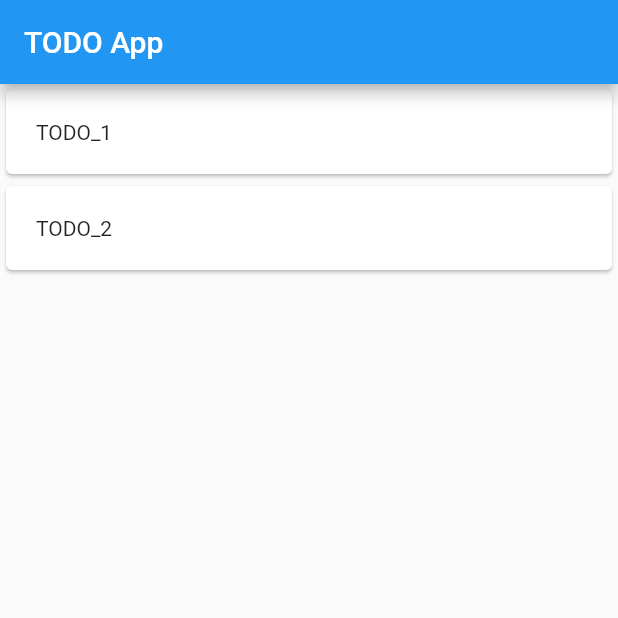
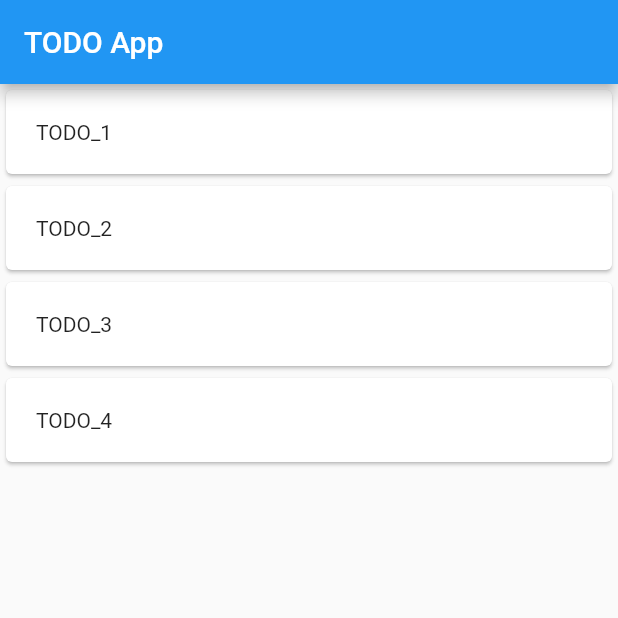
Before and after one commit to y-shika/todo_flutter_app, a Flutter app: the screen it shows after launch, on a phone screen of 412 x 824 dp, the top half of it. Run offline on Flutter 3.47's test engine with Material 2 defaults, Android fonts, the phone set to English and light mode, and no system bars.

Commit message:
add: statelessとstatefulを比較

```diff
--- a/lib/main.dart
+++ b/lib/main.dart
@@ -1,5 +1,6 @@
 import 'package:flutter/material.dart';
 import 'package:flutter/rendering.dart';
+import 'package:flutter/foundation.dart';
 
 void main() => runApp(MyApp());
 
@@ -22,17 +23,28 @@ class TodoScreen extends StatelessWidget {
       ),
       body: ListView(
         children: <Widget>[
-          _todoElement("TODO_1"),
-          _todoElement("TODO_2"),
+          TodoStatelessElement(todoTitle: "TODO_1"),
+          TodoStatelessElement(todoTitle: "TODO_2"),
+          TodoStatefulElement(todoTitle: "TODO_3"),
+          TodoStatefulElement(todoTitle: "TODO_4"),
         ],
       ),
     );
   }
+}
 
-  Widget _todoElement(String todoTitle) {
+// StatelessとStatefulで比較してみる
+
+class TodoStatelessElement extends StatelessWidget {
+  final String todoTitle;
+
+  TodoStatelessElement({@required this.todoTitle});
+
+  @override
+  Widget build(BuildContext context) {
     return InkWell(
       onTap: () {
-        print("tapped!!");
+        print("tapped!! (Stateless)");
       },
       child: Card(
         child: Padding(
@@ -43,3 +55,29 @@ class TodoScreen extends StatelessWidget {
     );
   }
 }
+
+class TodoStatefulElement extends StatefulWidget {
+  TodoStatefulElement({Key key, @required this.todoTitle}) : super(key: key);
+
+  final String todoTitle;
+
+  @override
+  _TodoStatefulElementState createState() => _TodoStatefulElementState();
+}
+
+class _TodoStatefulElementState extends State<TodoStatefulElement> {
+  @override
+  Widget build(BuildContext context) {
+    return InkWell(
+      onTap: () {
+        print("tapped!! (Stateful)");
+      },
+      child: Card(
+        child: Padding(
+          child: Text(widget.todoTitle),
+          padding: EdgeInsets.all(20.0),
+        ),
+      ),
+    );
+  }
+}
```
